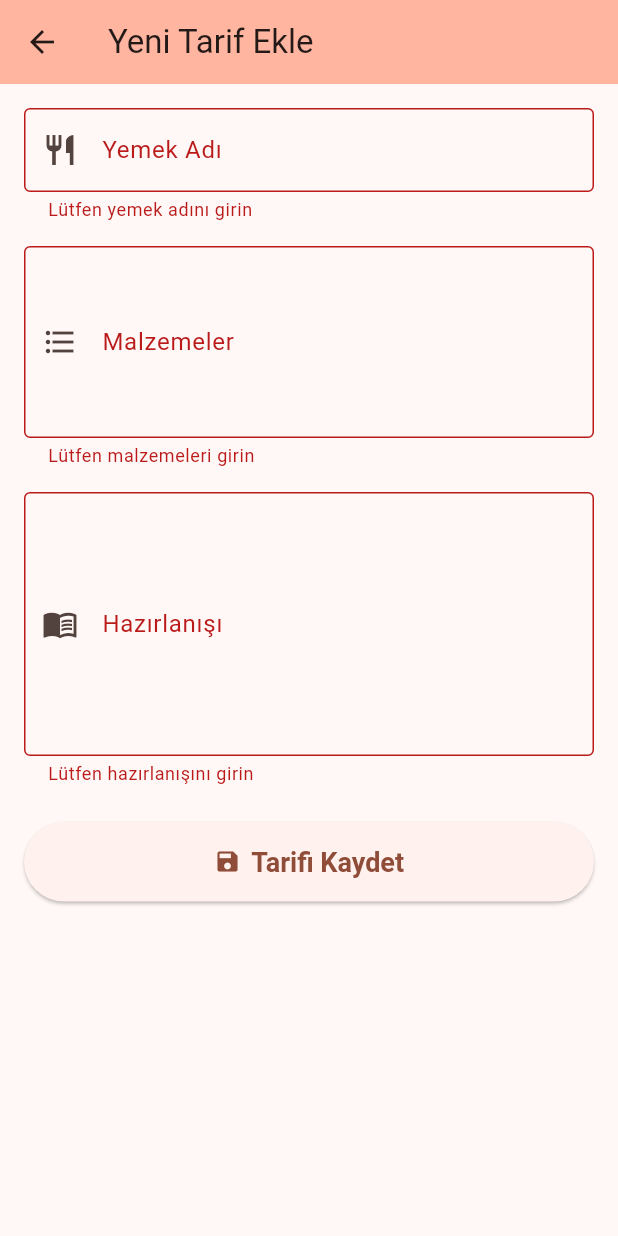
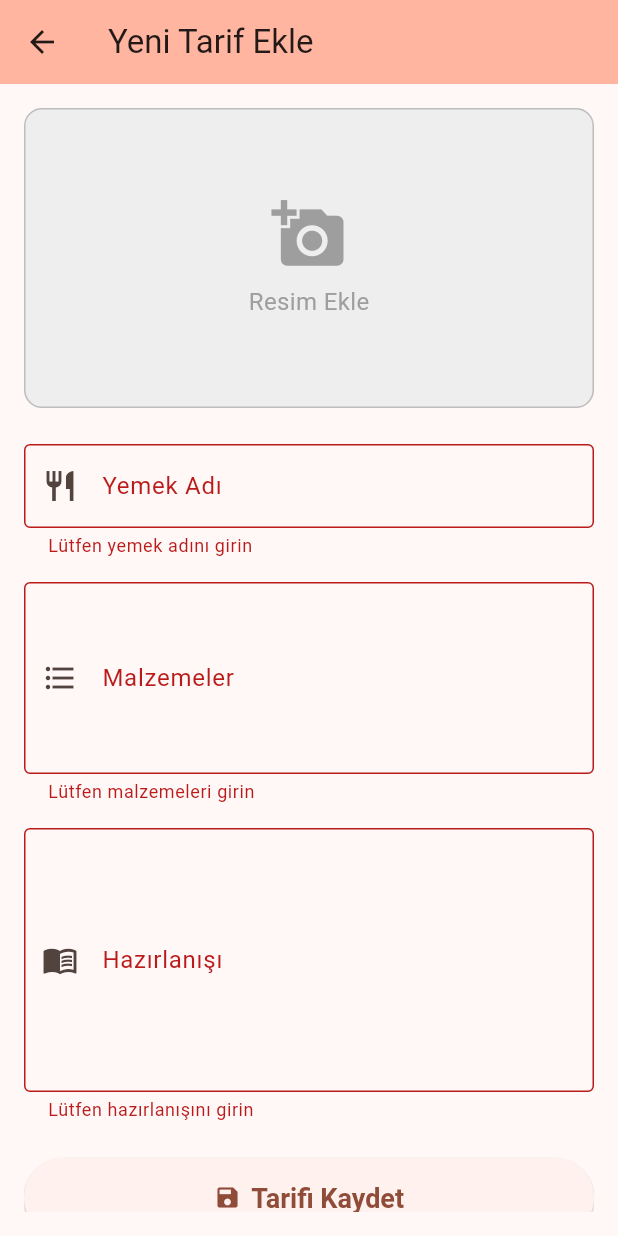
Before and after one commit to AIRSNN/YemekTarifi, a Flutter app: the AddRecipeScreen screen opened directly, after a tap on "Tarifi Kaydet", on a phone screen of 412 x 824 dp. Run offline on Flutter 3.47's test engine with Material 3 defaults, Android fonts, the phone set to English and light mode, and no system bars; our stand-ins replace image_picker, sqflite_common_ffi; accounts and stored records are empty.

Commit message:
Faz 6: Resim seçme, kaydetme ve görüntüleme özellikleri eklendi

```diff
--- a/lib/screens/add_recipe_screen.dart
+++ b/lib/screens/add_recipe_screen.dart
@@ -1,4 +1,6 @@
+import 'dart:io';
 import 'package:flutter/material.dart';
+import 'package:image_picker/image_picker.dart';
 import '../models/recipe_model.dart';
 import '../database/database_helper.dart';
 
@@ -15,25 +17,41 @@ class _AddRecipeScreenState extends State<AddRecipeScreen> {
   final _ingredientsController = TextEditingController();
   final _instructionsController = TextEditingController();
 
+  File? _selectedImage;
+  final ImagePicker _picker = ImagePicker();
+
+  Future<void> _pickImage() async {
+    final XFile? pickedFile = await _picker.pickImage(source: ImageSource.gallery);
+    if (pickedFile != null) {
+      setState(() {
+        _selectedImage = File(pickedFile.path);
+      });
+    }
+  }
+
   Future<void> _saveRecipe() async {
     if (_formKey.currentState!.validate()) {
+      String? savedImageName;
+
+      if (_selectedImage != null) {
+        // Resmi yerel klasöre kopyala ve sadece adını al (Kuryeye teslim)
+        savedImageName = await DatabaseHelper.instance.saveImageLocally(_selectedImage!);
+      }
+
       final newRecipe = Recipe(
         title: _titleController.text,
         ingredients: _ingredientsController.text,
         instructions: _instructionsController.text,
         createdAt: DateTime.now().toIso8601String(),
-        // Resim ekleme mekanizması bir sonraki fazda eklenecek
-        imageName: null,
+        imageName: savedImageName,
       );
 
-      // Veritabanına kayıt işlemi (Kurye iş başında)
       await DatabaseHelper.instance.createRecipe(newRecipe);
 
       if (mounted) {
         ScaffoldMessenger.of(context).showSnackBar(
-          const SnackBar(content: Text('Tarif başarıyla veritabanına kaydedildi!')),
+          const SnackBar(content: Text('Tarif başarıyla kaydedildi!')),
         );
-        // Kayıt sonrası ana ekrana dön
         Navigator.pop(context, true);
       }
     }
@@ -60,6 +78,32 @@ class _AddRecipeScreenState extends State<AddRecipeScreen> {
           key: _formKey,
           child: ListView(
             children: [
+              // --- RESİM SEÇME ALANI ---
+              GestureDetector(
+                onTap: _pickImage,
+                child: Container(
+                  height: 200,
+                  decoration: BoxDecoration(
+                    color: Colors.grey[200],
+                    borderRadius: BorderRadius.circular(12),
+                    border: Border.all(color: Colors.grey.shade400),
+                  ),
+                  child: _selectedImage != null
+                      ? ClipRRect(
+                          borderRadius: BorderRadius.circular(12),
+                          child: Image.file(_selectedImage!, fit: BoxFit.cover, width: double.infinity),
+                        )
+                      : const Column(
+                          mainAxisAlignment: MainAxisAlignment.center,
+                          children: [
+                            Icon(Icons.add_a_photo, size: 50, color: Colors.grey),
+                            SizedBox(height: 8),
+                            Text('Resim Ekle', style: TextStyle(color: Colors.grey, fontSize: 16)),
+                          ],
+                        ),
+                ),
+              ),
+              const SizedBox(height: 24),
               TextFormField(
                 controller: _titleController,
                 decoration: const InputDecoration(
--- a/pubspec.yaml
+++ b/pubspec.yaml
@@ -37,6 +37,7 @@ dependencies:
   sqflite_common_ffi: ^2.3.6
   path_provider: ^2.1.5
   path: ^1.9.1
+  image_picker: ^1.1.2
 
 dev_dependencies:
   flutter_test:
```
Also changed, not shown: lib/screens/recipe_detail_screen.dart (+65 -20 lines), pubspec.lock, 6 other files.
